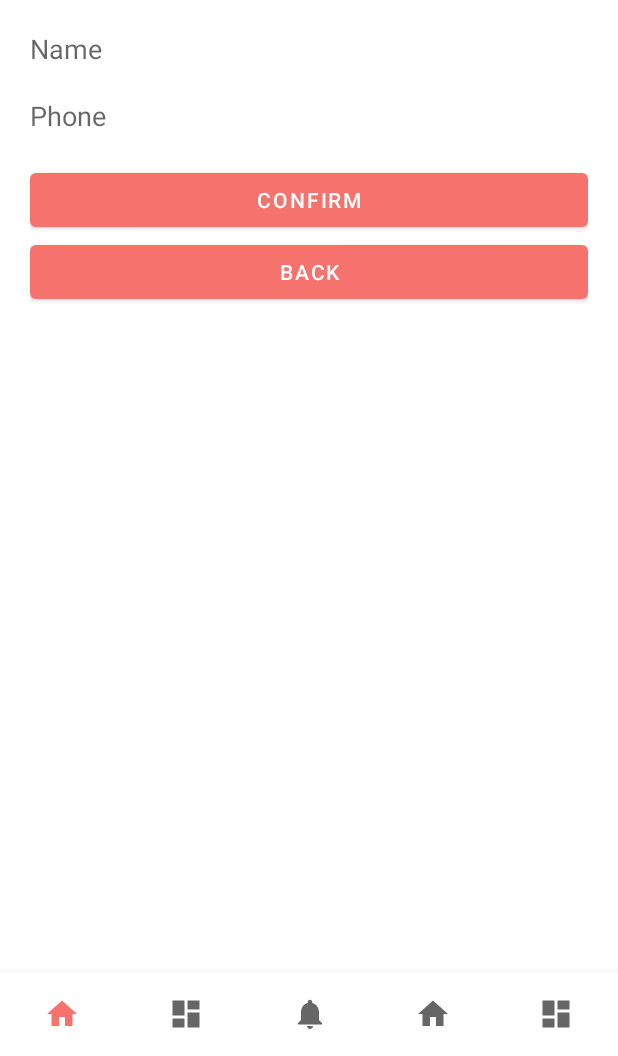
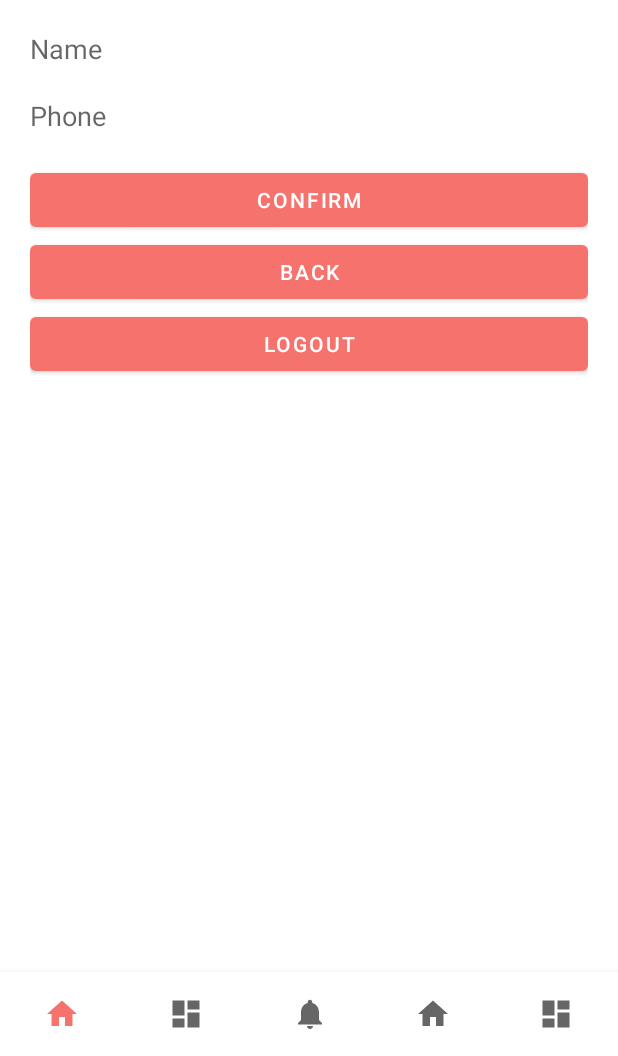
Before and after one commit to sorokinDev/petlander-and, an Android app: the fragment ProfileFragment placed in its activity, on a phone screen of 412 x 824 dp, the part 180-1236 px from its top. Run offline under Robolectric (Android 15) with nearby library versions, the phone set to English and light mode, and no system bars; our stand-ins replace ButterKnife, Firebase (no records; nobody signed in at launch, a user with empty details on screens opened directly).

Commit message:
Fixed profile fragment

```diff
--- a/app/src/main/res/layout/activity_settings.xml
+++ b/app/src/main/res/layout/activity_settings.xml
@@ -40,4 +40,10 @@
         android:id="@+id/back"
         android:text="back"/>
 
+    <com.google.android.material.button.MaterialButton
+        android:id="@+id/btn_logout"
+        android:layout_width="match_parent"
+        android:layout_height="wrap_content"
+        android:text="Logout"/>
+
 </LinearLayout>
```
